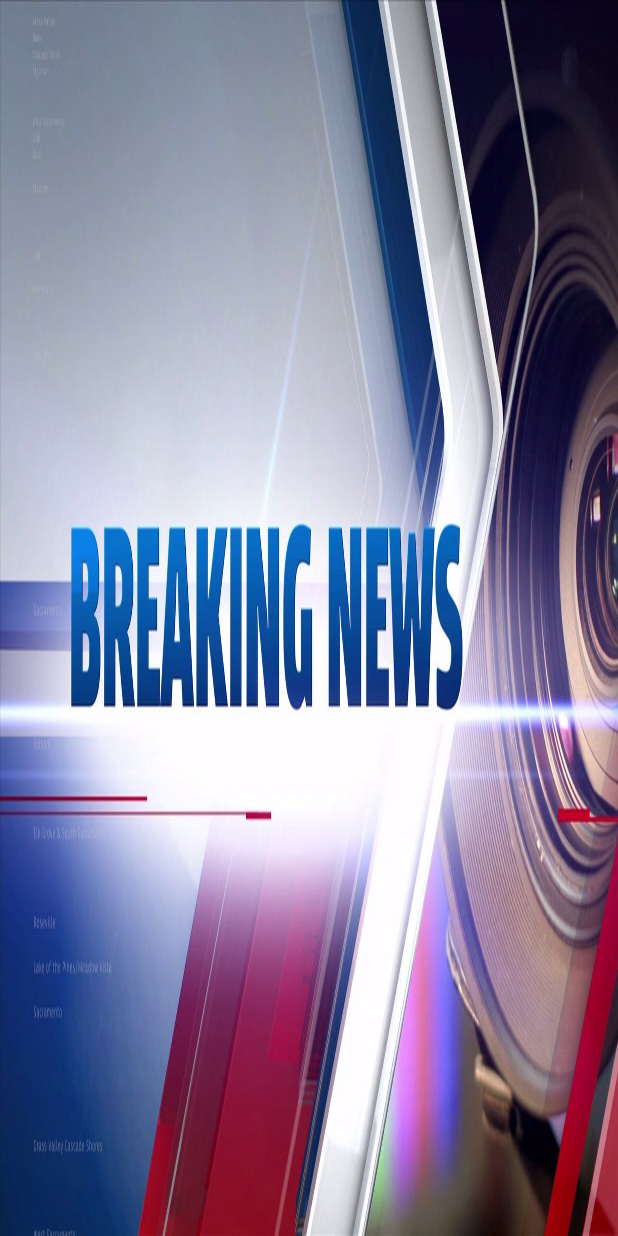
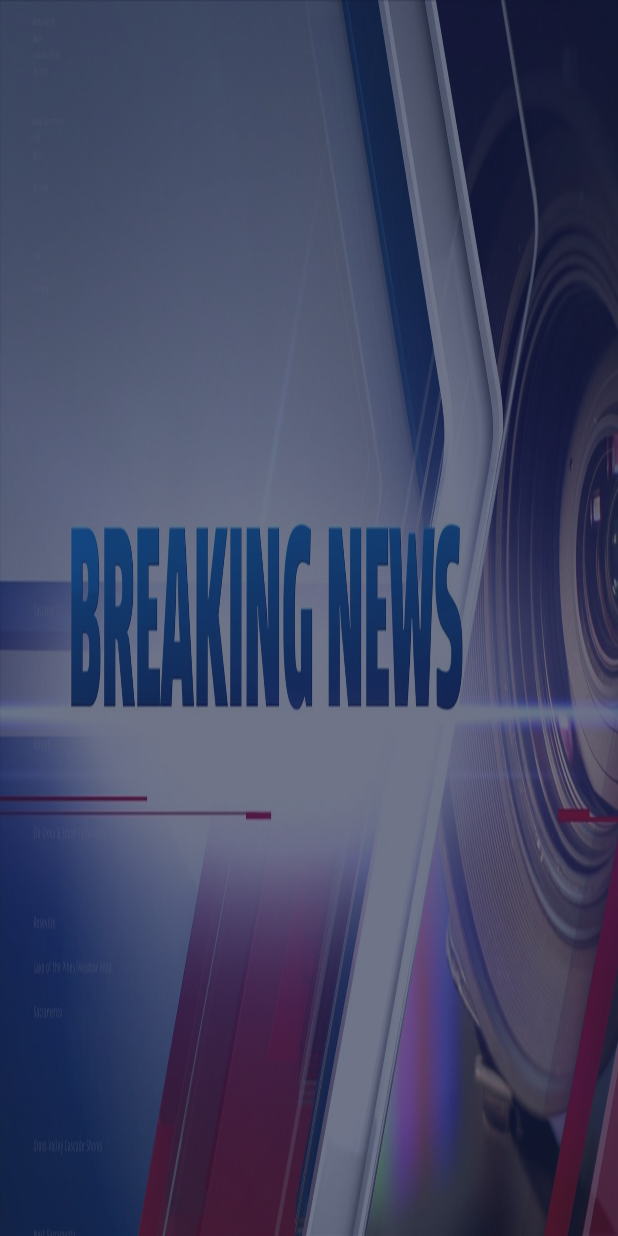
Before and after one commit to SH4LIN/Summachar-Assignment, an Android app: the layout multi_image_slide.xml on its own in the app's theme, with its tools: preview values and no code run, on a phone screen of 412 x 824 dp. Run offline under Robolectric (Android 15) with nearby library versions, the light colour scheme and no system bars; network calls fail.

Commit message:
Shimmer Effect Added

```diff
--- a/app/src/main/java/com/example/summacharassignment/view/TopStoriesFragment.kt
+++ b/app/src/main/java/com/example/summacharassignment/view/TopStoriesFragment.kt
@@ -103,6 +103,7 @@ class TopStoriesFragment: Fragment(),ApiResponseHandler, View.OnClickListener {
         map["$title"] = response.body()
         AppConstant.instance?.map = map
         newsRecyclerAdapter.notifyDataSetChanged()
+        newsRecyclerView.layoutManager?.scrollToPosition(0)
     }
 
     override fun onApiFailure(t: Throwable) {
--- a/app/src/main/res/layout/multi_image_slide.xml
+++ b/app/src/main/res/layout/multi_image_slide.xml
@@ -10,8 +10,28 @@
         android:layout_height="match_parent"
         android:scaleType="fitXY"
         android:src="@drawable/dummynewsimage"
+        app:layout_constraintBottom_toBottomOf="parent"
         app:layout_constraintEnd_toEndOf="parent"
         app:layout_constraintStart_toStartOf="parent"
         app:layout_constraintTop_toTopOf="parent" />
 
+    <com.facebook.shimmer.ShimmerFrameLayout
+        android:id="@+id/shimmerFrameLayout"
+        android:layout_width="match_parent"
+        android:layout_height="match_parent"
+        >
+
+        <ImageView
+            android:id="@+id/imgNews1"
+            android:layout_width="match_parent"
+            android:layout_height="match_parent"
+            android:scaleType="fitXY"
+            android:background="@color/primary_color_variant"
+            app:layout_constraintBottom_toBottomOf="parent"
+            app:layout_constraintEnd_toEndOf="parent"
+            app:layout_constraintStart_toStartOf="parent"
+            app:layout_constraintTop_toTopOf="parent" />
+
+    </com.facebook.shimmer.ShimmerFrameLayout>
+
 </androidx.constraintlayout.widget.ConstraintLayout>
--- a/app/src/main/res/values-night/colors.xml
+++ b/app/src/main/res/values-night/colors.xml
@@ -1,4 +1,14 @@
 <?xml version="1.0" encoding="utf-8"?>
 <resources>
+    <color name="purple_200">#FFBB86FC</color>
+    <color name="purple_500">#FF6200EE</color>
+    <color name="purple_700">#FF3700B3</color>
+    <color name="teal_200">#FF03DAC5</color>
+    <color name="teal_700">#FF018786</color>
+    <color name="black">#FF000000</color>
+    <color name="white">#FFFFFFFF</color>
+    <color name="primary_color">#182243</color>
+    <color name="primary_color_variant">#9F182243</color>
     <color name="textColorYellow">#FFE500</color>
+    <color name="colorGrey">#dddddd</color>
 </resources>
--- a/app/src/main/res/values-v29/colors.xml
+++ b/app/src/main/res/values-v29/colors.xml
@@ -1,4 +1,14 @@
 <?xml version="1.0" encoding="utf-8"?>
 <resources>
+    <color name="purple_200">#FFBB86FC</color>
+    <color name="purple_500">#FF6200EE</color>
+    <color name="purple_700">#FF3700B3</color>
+    <color name="teal_200">#FF03DAC5</color>
+    <color name="teal_700">#FF018786</color>
+    <color name="black">#FF000000</color>
+    <color name="white">#FFFFFFFF</color>
+    <color name="primary_color">#182243</color>
+    <color name="primary_color_variant">#9F182243</color>
     <color name="textColorYellow">#FFE500</color>
+    <color name="colorGrey">#dddddd</color>
 </resources>
--- a/app/src/main/res/values/colors.xml
+++ b/app/src/main/res/values/colors.xml
@@ -10,4 +10,5 @@
     <color name="primary_color">#182243</color>
     <color name="primary_color_variant">#9F182243</color>
     <color name="textColorYellow">#FFE500</color>
+    <color name="colorGrey">#dddddd</color>
 </resources>
```
Also changed, not shown: app/src/main/AndroidManifest.xml (+7 -2 lines), app/src/main/java/com/example/summacharassignment/adapter/MultiImageSliderAdapter.kt (+13 -24 lines), app/src/main/java/com/example/summacharassignment/custom/CustomScrollListener.kt (added, +19 -0 lines), app/src/main/res/layout/news_card.xml (+28 -15 lines).
